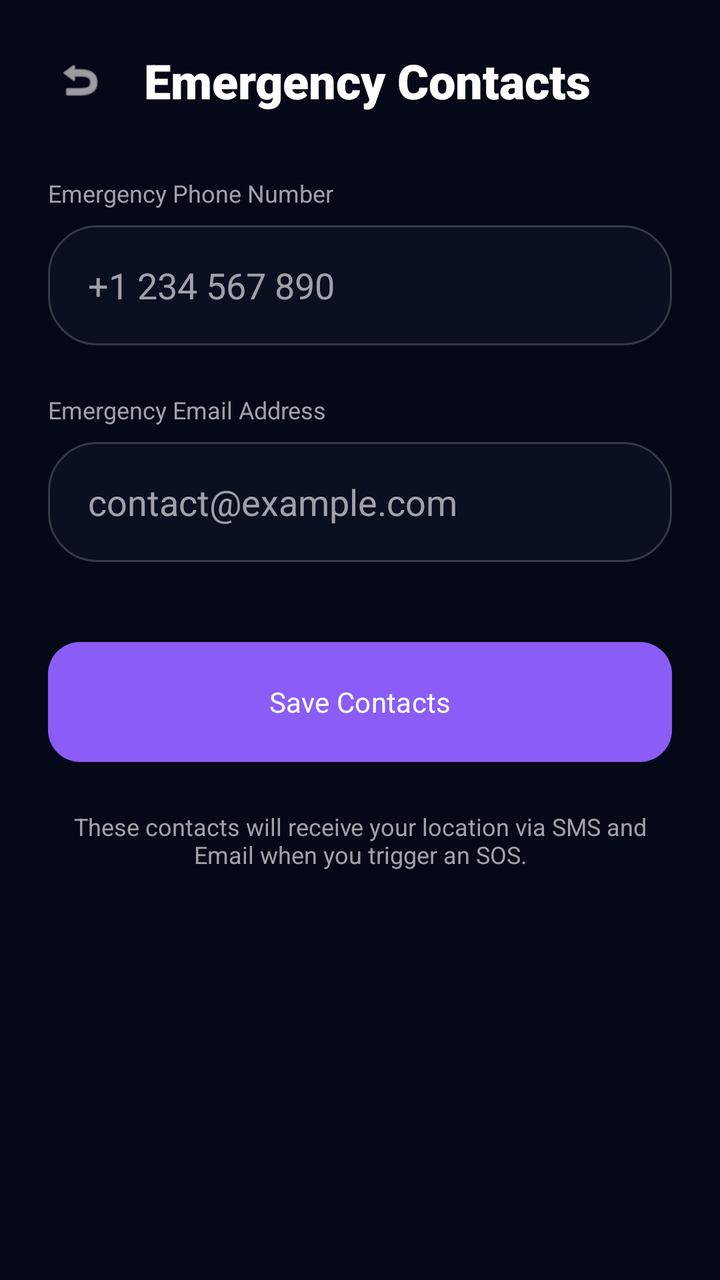
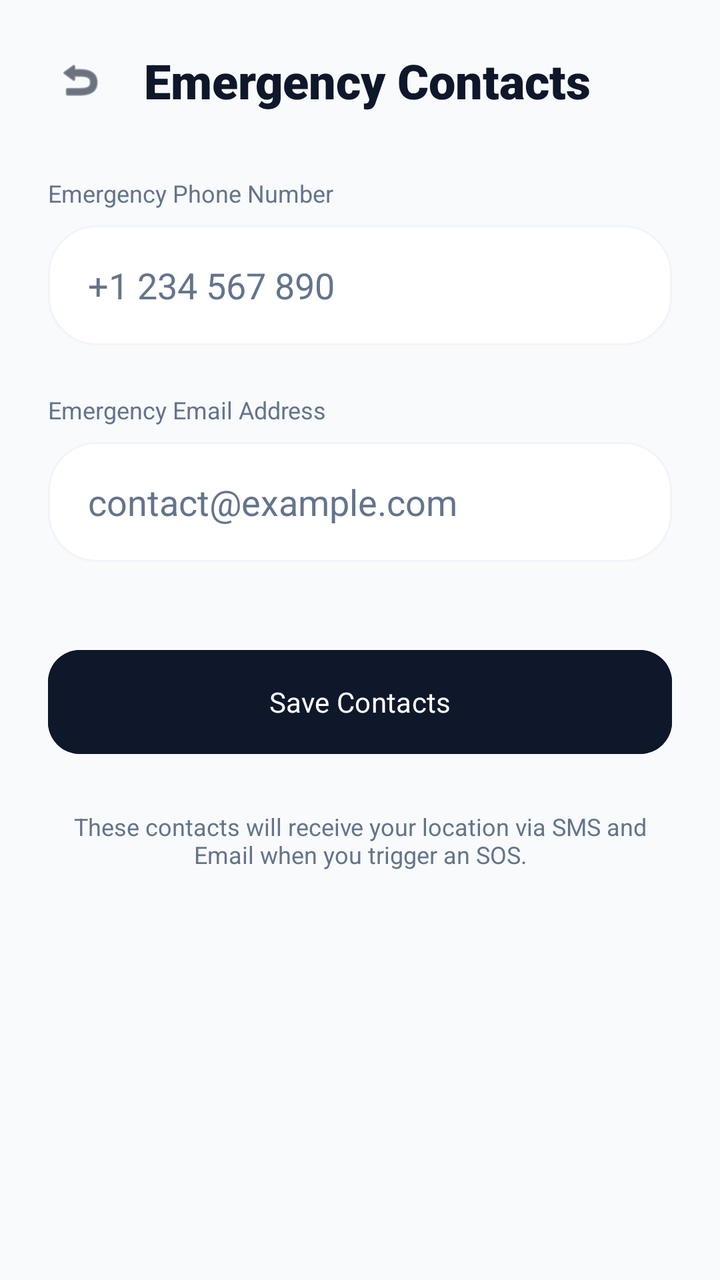

Two renders of the same Android screen: before a commit and after it. Below are the layout's source before the change and the commit's diff.
<!-- AndroidManifest.xml: application theme Theme.SilentGuard -->
<!-- res/layout/activity_emergency_contacts.xml -->
<?xml version="1.0" encoding="utf-8"?>
<androidx.constraintlayout.widget.ConstraintLayout xmlns:android="http://schemas.android.com/apk/res/android"
    xmlns:app="http://schemas.android.com/apk/res-auto"
    android:layout_width="match_parent"
    android:layout_height="match_parent"
    android:background="@color/bg_primary"
    android:padding="24dp">

    <LinearLayout
        android:id="@+id/header"
        android:layout_width="match_parent"
        android:layout_height="wrap_content"
        android:orientation="horizontal"
        android:gravity="center_vertical"
        app:layout_constraintTop_toTopOf="parent">

        <ImageView
            android:id="@+id/btn_back"
            android:layout_width="32dp"
            android:layout_height="32dp"
            android:src="@android:drawable/ic_menu_revert"
            app:tint="@color/text_primary"
            android:clickable="true"
            android:focusable="true"
            android:padding="4dp" />

        <TextView
            android:layout_width="wrap_content"
            android:layout_height="wrap_content"
            android:layout_marginStart="16dp"
            android:text="Emergency Contacts"
            android:textColor="@color/text_primary"
            android:textSize="24sp"
            android:fontFamily="sans-serif-black" />
    </LinearLayout>

    <ScrollView
        android:layout_width="match_parent"
        android:layout_height="0dp"
        app:layout_constraintTop_toBottomOf="@id/header"
        app:layout_constraintBottom_toBottomOf="parent"
        android:layout_marginTop="32dp"
        android:scrollbars="none">

        <LinearLayout
            android:layout_width="match_parent"
            android:layout_height="wrap_content"
            android:orientation="vertical">

            
            <TextView
                android:layout_width="wrap_content"
                android:layout_height="wrap_content"
                android:text="Emergency Phone Number"
                android:textColor="@color/text_secondary"
                android:textSize="12sp"
                android:layout_marginBottom="8dp" />

            <EditText
                android:id="@+id/et_emergency_phone"
                android:layout_width="match_parent"
                android:layout_height="60dp"
                android:background="@drawable/bg_glass_card"
                android:hint="+1 234 567 890"
                android:textColorHint="@color/text_secondary"
                android:textColor="@color/text_primary"
                android:paddingHorizontal="20dp"
                android:inputType="phone"
                android:layout_marginBottom="24dp" />

            
            <TextView
                android:layout_width="wrap_content"
                android:layout_height="wrap_content"
                android:text="Emergency Email Address"
                android:textColor="@color/text_secondary"
                android:textSize="12sp"
                android:layout_marginBottom="8dp" />

            <EditText
                android:id="@+id/et_emergency_email"
                android:layout_width="match_parent"
                android:layout_height="60dp"
                android:background="@drawable/bg_glass_card"
                android:hint="contact@example.com"
                android:textColorHint="@color/text_secondary"
                android:textColor="@color/text_primary"
                android:paddingHorizontal="20dp"
                android:inputType="textEmailAddress"
                android:layout_marginBottom="40dp" />

            <Button
                android:id="@+id/btn_save_contacts"
                android:layout_width="match_parent"
                android:layout_height="60dp"
                android:text="Save Contacts"
                android:textColor="@color/text_primary"
                android:background="@drawable/bg_neon_button"
                android:fontFamily="sans-serif-bold" />

            <TextView
                android:layout_width="match_parent"
                android:layout_height="wrap_content"
                android:layout_marginTop="24dp"
                android:text="These contacts will receive your location via SMS and Email when you trigger an SOS."
                android:textColor="@color/text_secondary"
                android:textSize="12sp"
                android:gravity="center" />

        </LinearLayout>
    </ScrollView>

</androidx.constraintlayout.widget.ConstraintLayout>
<!-- resources referenced by this layout -->
<resources>
  <color name="bg_primary">#050816</color>
  <color name="text_primary">#FFFFFF</color>
  <color name="text_secondary">#A1A1AA</color>
  <!-- drawable bg_glass_card (drawable) -->
  <?xml version="1.0" encoding="utf-8"?>
  <shape xmlns:android="http://schemas.android.com/apk/res/android">
      <solid android:color="@color/bg_secondary" />
      <corners android:radius="24dp" />
      <stroke
          android:width="1dp"
          android:color="@color/bg_glass_stroke" />
  </shape>
  <!-- drawable bg_neon_button (drawable) -->
  <?xml version="1.0" encoding="utf-8"?>
  <ripple xmlns:android="http://schemas.android.com/apk/res/android"
      android:color="#40FFFFFF">
      <item>
          <shape>
              <gradient
                  android:startColor="@color/accent_purple"
                  android:endColor="@color/neon_violet"
                  android:angle="45" />
              <corners android:radius="16dp" />
          </shape>
      </item>
  </ripple>
  <style name="Theme.SilentGuard" parent="Theme.Material3.DayNight.NoActionBar">
          <item name="colorPrimary">@color/accent_purple</item>
          <item name="android:windowBackground">@color/bg_primary</item>
          <item name="android:statusBarColor">@color/bg_primary</item>
          <item name="android:navigationBarColor">@color/bg_primary</item>
      </style>
  <color name="bg_secondary">#0B1020</color>
  <color name="bg_glass_stroke">#30FFFFFF</color>
  <color name="accent_purple">#8B5CF6</color>
  <color name="neon_violet">#A855F7</color>
</resources>

<!-- the commit's change to res/layout/activity_emergency_contacts.xml (unified diff, before → after) -->
@@ -94,9 +94,11 @@
                 android:layout_width="match_parent"
                 android:layout_height="60dp"
                 android:text="Save Contacts"
-                android:textColor="@color/text_primary"
-                android:background="@drawable/bg_neon_button"
-                android:fontFamily="sans-serif-bold" />
+                android:textColor="@color/ui_card_white"
+                android:backgroundTint="@color/ui_text_title"
+                android:textAllCaps="false"
+                android:fontFamily="sans-serif-bold"
+                app:cornerRadius="16dp" />
 
             <TextView
                 android:layout_width="match_parent"
<!-- resource entries referenced after the edit -->
@@ -1,8 +1,10 @@
 <!-- resources referenced by this layout -->
 <resources>
-  <color name="bg_primary">#050816</color>
-  <color name="text_primary">#FFFFFF</color>
-  <color name="text_secondary">#A1A1AA</color>
+  <color name="bg_primary">#F8FAFC</color>
+  <color name="text_primary">#0F172A</color>
+  <color name="text_secondary">#64748B</color>
+  <color name="ui_card_white">#FFFFFF</color>
+  <color name="ui_text_title">#0F172A</color>
   <!-- drawable bg_glass_card (drawable) -->
   <?xml version="1.0" encoding="utf-8"?>
   <shape xmlns:android="http://schemas.android.com/apk/res/android">
@@ -12,29 +14,16 @@
           android:width="1dp"
           android:color="@color/bg_glass_stroke" />
   </shape>
-  <!-- drawable bg_neon_button (drawable) -->
-  <?xml version="1.0" encoding="utf-8"?>
-  <ripple xmlns:android="http://schemas.android.com/apk/res/android"
-      android:color="#40FFFFFF">
-      <item>
-          <shape>
-              <gradient
-                  android:startColor="@color/accent_purple"
-                  android:endColor="@color/neon_violet"
-                  android:angle="45" />
-              <corners android:radius="16dp" />
-          </shape>
-      </item>
-  </ripple>
-  <style name="Theme.SilentGuard" parent="Theme.Material3.DayNight.NoActionBar">
-          <item name="colorPrimary">@color/accent_purple</item>
-          <item name="android:windowBackground">@color/bg_primary</item>
-          <item name="android:statusBarColor">@color/bg_primary</item>
-          <item name="android:navigationBarColor">@color/bg_primary</item>
+  <style name="Theme.SilentGuard" parent="Theme.Material3.Light.NoActionBar">
+          <item name="colorPrimary">@color/brand_primary</item>
+          <item name="android:windowBackground">@color/ui_bg_main</item>
+          <item name="android:statusBarColor">@color/ui_bg_main</item>
+          <item name="android:windowLightStatusBar">true</item>
+          <item name="android:navigationBarColor">@color/ui_bg_main</item>
       </style>
-  <color name="bg_secondary">#0B1020</color>
-  <color name="bg_glass_stroke">#30FFFFFF</color>
-  <color name="accent_purple">#8B5CF6</color>
-  <color name="neon_violet">#A855F7</color>
+  <color name="bg_secondary">#FFFFFF</color>
+  <color name="bg_glass_stroke">#F1F5F9</color>
+  <color name="brand_primary">#0F172A</color>
+  <color name="ui_bg_main">#F8FAFC</color>
 </resources>
 
